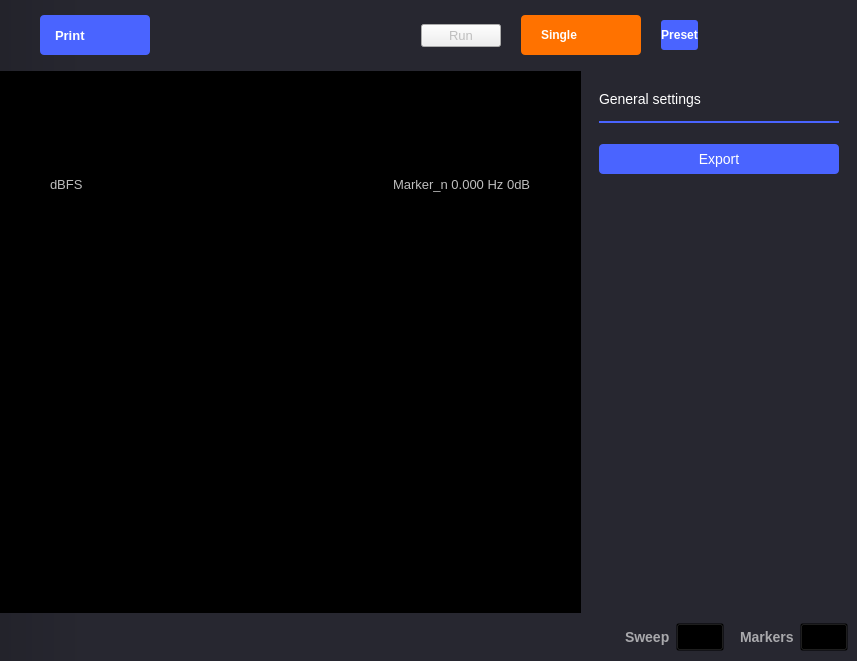
Before: the Qt Designer form ui/spectrum_analyzer.ui in analogdevicesinc/scopy, drawn with Qt 5.
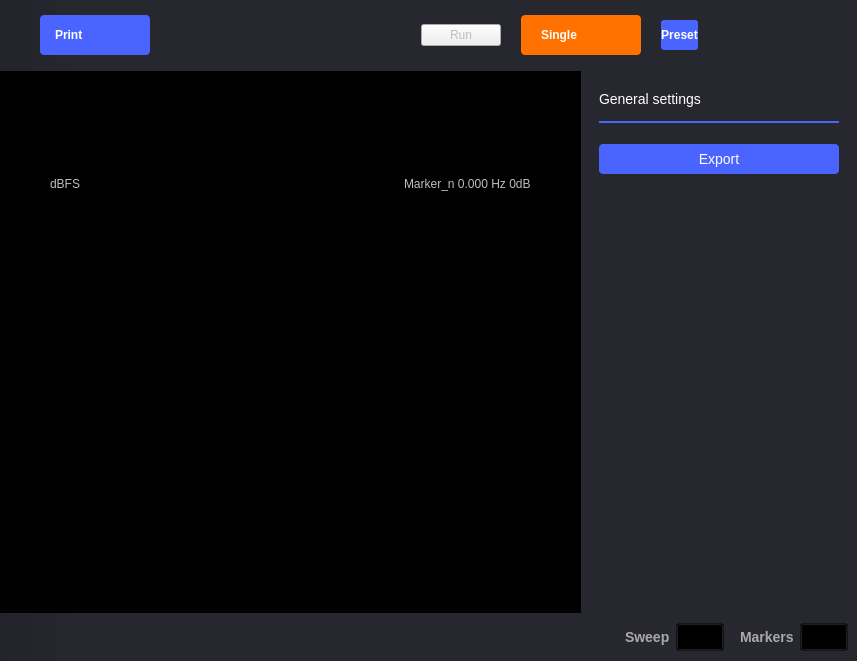
After: the same form once the commit is applied. Icons and pictures are not drawn. Custom widgets are drawn as their Qt base class.

Commit message: ui/spectrum_analyzer.ui: Make the print button uniform across instruments.

Diff of the .ui file:
```diff
--- a/ui/spectrum_analyzer.ui
+++ b/ui/spectrum_analyzer.ui
@@ -45,7 +45,7 @@
 {
   background-color: none;
   color: rgb(190, 190, 190);
-  font: 10pt;
+  /*font: 10pt;*/
   font-style: normal;
   font-weight: normal;
 }
```
